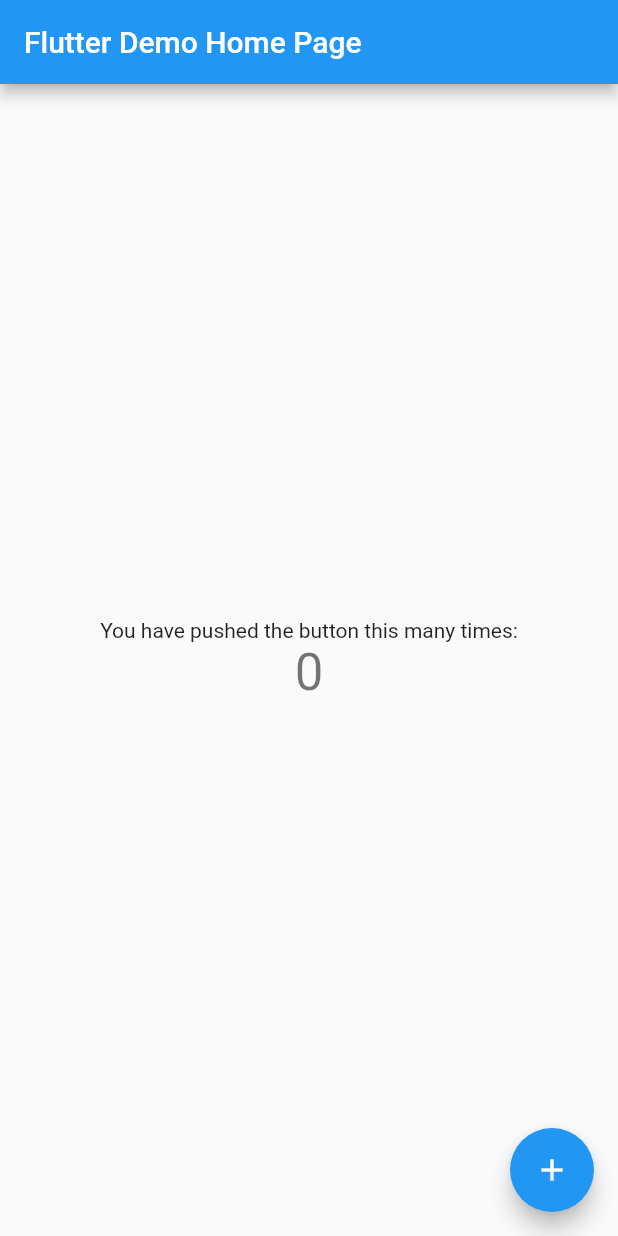
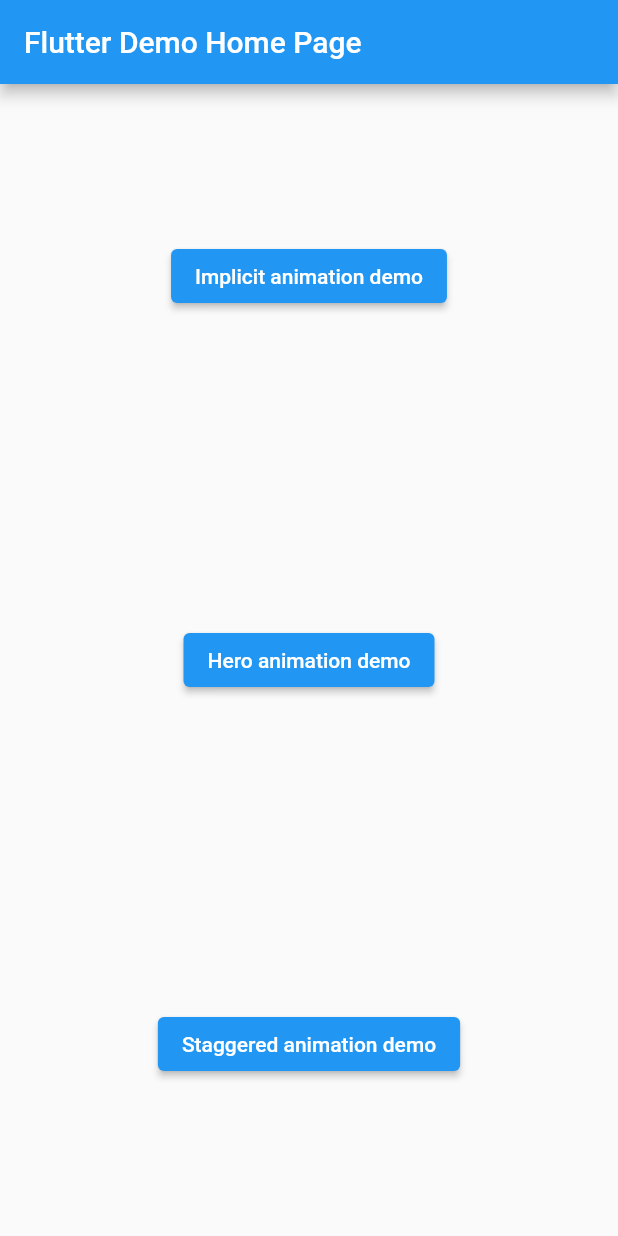
Before and after one commit to nnhuynh306/animation_libraries, a Flutter app: the screen it shows after launch, on a phone screen of 412 x 824 dp. Run offline on Flutter 3.47's test engine with Material 2 defaults, Android fonts, the phone set to English and light mode, and no system bars.

Commit message:
Implicit

```diff
--- /dev/null
+++ b/lib/implicit/implicit.dart
@@ -0,0 +1,65 @@
+import 'package:animation_libraries/implicit/implicitChild.dart';
+import 'package:flutter/material.dart';
+
+class ImplicitDemoWidget extends StatefulWidget {
+  const ImplicitDemoWidget({Key? key}) : super(key: key);
+
+  @override
+  State<ImplicitDemoWidget> createState() => _ImplicitDemoWidget();
+}
+
+class _ImplicitDemoWidget extends State<ImplicitDemoWidget> {
+  List<String> button = [
+    "TweenAnimationBuilder",
+    "AnimatedAlign",
+    "AnimatedContainer",
+    "AnimatedDefaultTextStyle",
+    "AnimatedScale",
+    "AnimatedRotation",
+    "AnimatedSlide",
+    "AnimatedOpacity",
+    "AnimatedPadding",
+    "AnimatedPhysicalModel",
+    "AnimatedPositioned",
+    "AnimatedPositionedDirectional",
+    "AnimatedTheme",
+    "AnimatedCrossFade",
+    "AnimatedSize",
+    "AnimatedSwitcher"
+  ];
+
+  @override
+  Widget build(BuildContext context) {
+    return MaterialApp(
+      home: Scaffold(
+        appBar: AppBar(
+          title: const Text("Flutter Implicit Demo"),
+          backgroundColor: Colors.blue,
+        ),
+        body: Container(
+            padding: const EdgeInsets.all(12.0),
+            child: GridView.builder(
+              itemCount: button.length,
+              gridDelegate: const SliverGridDelegateWithFixedCrossAxisCount(
+                  crossAxisCount: 2,
+                  crossAxisSpacing: 4.0,
+                  mainAxisSpacing: 4.0
+              ),
+              itemBuilder: (BuildContext context, int index){
+                return ElevatedButton(
+                  child: Text(button[index]),
+                  onPressed: () {
+                    Navigator.push(context,
+                        MaterialPageRoute(builder: (context) => ImplicitChild(childName: button[index])));
+                  },
+                  style: TextButton.styleFrom(
+                    //backgroundColor: Colors.white, // background
+                    primary: Colors.white, // foreground
+                  ),
+                );
+              },
+            )),
+      ),
+    );
+  }
+}
--- a/lib/main.dart
+++ b/lib/main.dart
@@ -1,3 +1,4 @@
+import 'package:animation_libraries/implicit/implicit.dart';
 import 'package:flutter/material.dart';
 
 void main() {
@@ -13,15 +14,6 @@ class MyApp extends StatelessWidget {
     return MaterialApp(
       title: 'Flutter Demo',
       theme: ThemeData(
-        // This is the theme of your application.
-        //
-        // Try running your application with "flutter run". You'll see the
-        // application has a blue toolbar. Then, without quitting the app, try
-        // changing the primarySwatch below to Colors.green and then invoke
-        // "hot reload" (press "r" in the console where you ran "flutter run",
-        // or simply save your changes to "hot reload" in a Flutter IDE).
-        // Notice that the counter didn't reset back to zero; the application
-        // is not restarted.
         primarySwatch: Colors.blue,
       ),
       home: const MyHomePage(title: 'Flutter Demo Home Page'),
@@ -31,16 +23,6 @@ class MyApp extends StatelessWidget {
 
 class MyHomePage extends StatefulWidget {
   const MyHomePage({Key? key, required this.title}) : super(key: key);
-
-  // This widget is the home page of your application. It is stateful, meaning
-  // that it has a State object (defined below) that contains fields that affect
-  // how it looks.
-
-  // This class is the configuration for the state. It holds the values (in this
-  // case the title) provided by the parent (in this case the App widget) and
-  // used by the build method of the State. Fields in a Widget subclass are
-  // always marked "final".
-
   final String title;
 
   @override
@@ -48,67 +30,47 @@ class MyHomePage extends StatefulWidget {
 }
 
 class _MyHomePageState extends State<MyHomePage> {
-  int _counter = 0;
-
-  void _incrementCounter() {
-    setState(() {
-      // This call to setState tells the Flutter framework that something has
-      // changed in this State, which causes it to rerun the build method below
-      // so that the display can reflect the updated values. If we changed
-      // _counter without calling setState(), then the build method would not be
-      // called again, and so nothing would appear to happen.
-      _counter++;
-    });
-  }
-
   @override
   Widget build(BuildContext context) {
-    // This method is rerun every time setState is called, for instance as done
-    // by the _incrementCounter method above.
-    //
-    // The Flutter framework has been optimized to make rerunning build methods
-    // fast, so that you can just rebuild anything that needs updating rather
-    // than having to individually change instances of widgets.
     return Scaffold(
       appBar: AppBar(
-        // Here we take the value from the MyHomePage object that was created by
-        // the App.build method, and use it to set our appbar title.
         title: Text(widget.title),
       ),
       body: Center(
-        // Center is a layout widget. It takes a single child and positions it
-        // in the middle of the parent.
         child: Column(
-          // Column is also a layout widget. It takes a list of children and
-          // arranges them vertically. By default, it sizes itself to fit its
-          // children horizontally, and tries to be as tall as its parent.
-          //
-          // Invoke "debug painting" (press "p" in the console, choose the
-          // "Toggle Debug Paint" action from the Flutter Inspector in Android
-          // Studio, or the "Toggle Debug Paint" command in Visual Studio Code)
-          // to see the wireframe for each widget.
-          //
-          // Column has various properties to control how it sizes itself and
-          // how it positions its children. Here we use mainAxisAlignment to
-          // center the children vertically; the main axis here is the vertical
-          // axis because Columns are vertical (the cross axis would be
-          // horizontal).
-          mainAxisAlignment: MainAxisAlignment.center,
+          mainAxisAlignment: MainAxisAlignment.spaceAround,
           children: <Widget>[
-            const Text(
-              'You have pushed the button this many times:',
+            ElevatedButton(
+              style: TextButton.styleFrom(
+                //backgroundColor: Colors.white, // background
+                primary: Colors.white, // foreground
+              ),
+              onPressed: () {
+                Navigator.push(
+                    context,
+                    MaterialPageRoute(
+                        builder: (context) => const ImplicitDemoWidget()));
+              },
+              child: const Text("Implicit animation demo"),
             ),
-            Text(
-              '$_counter',
-              style: Theme.of(context).textTheme.headline4,
+            ElevatedButton(
+              style: TextButton.styleFrom(
+                //backgroundColor: Colors.white, // background
+                primary: Colors.white, // foreground
+              ),
+              onPressed: () {},
+              child: const Text("Hero animation demo"),
+            ),
+            ElevatedButton(
+              style: TextButton.styleFrom(
+                //backgroundColor: Colors.white, // background
+                primary: Colors.white, // foreground
+              ),
+              onPressed: () {},
+              child: const Text("Staggered animation demo"),
             ),
           ],
         ),
-      ),
-      floatingActionButton: FloatingActionButton(
-        onPressed: _incrementCounter,
-        tooltip: 'Increment',
-        child: const Icon(Icons.add),
       ), // This trailing comma makes auto-formatting nicer for build methods.
     );
   }
```
Also changed, not shown: lib/implicit/implicitChild.dart (added, +364 -0 lines), pubspec.lock, 5 other files.
